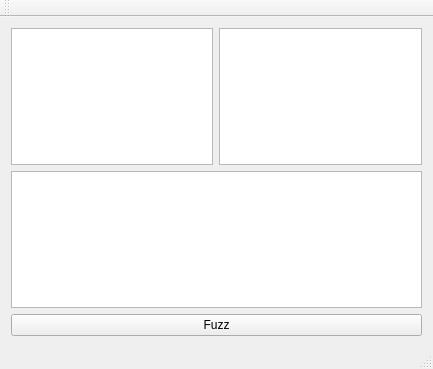
Qt form mainwindow.ui (file-citas/ptrace_fuzzer) before a commit.
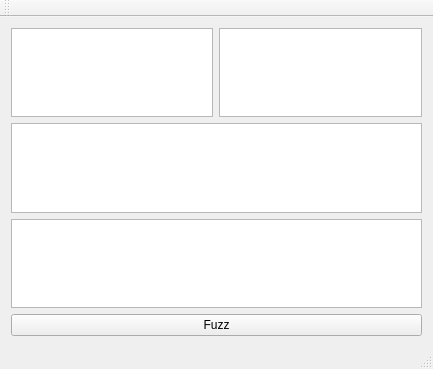
The same form after that commit.

```diff
--- a/mainwindow.ui
+++ b/mainwindow.ui
@@ -28,6 +28,9 @@
     <item>
      <widget class="QTableView" name="vrangeTableView"/>
     </item>
+    <item>
+     <widget class="QTextBrowser" name="textBrowser"/>
+    </item>
     <item>
      <widget class="QPushButton" name="pushButton">
       <property name="text">
```
